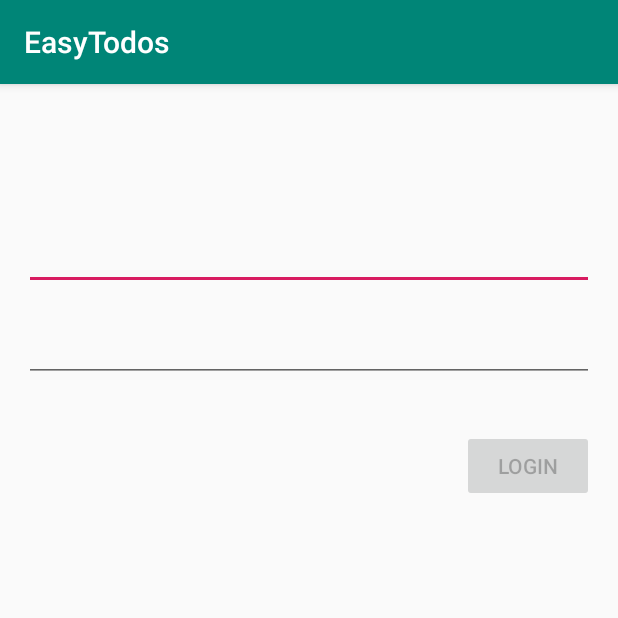
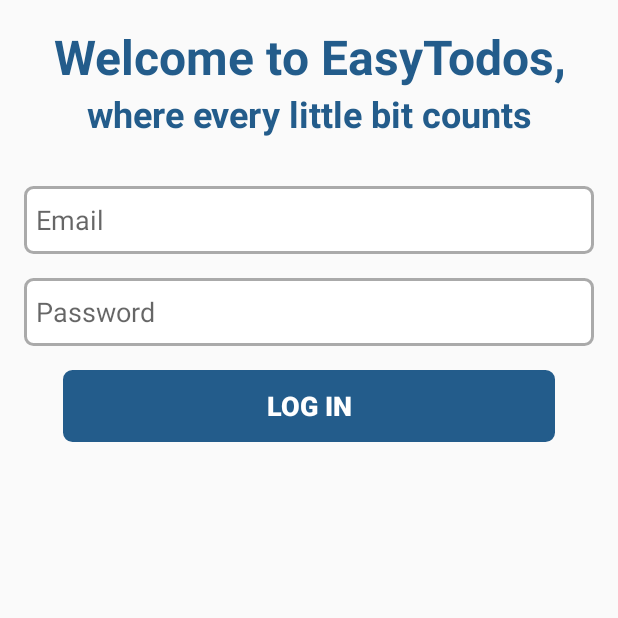
Before and after one commit to Jorgee97/EasyTodos, an Android app: the LoginActivity screen opened directly, with no data from a screen before it, on a phone screen of 412 x 824 dp, the top half of it. Run offline under Robolectric (Android 15) with nearby library versions, the phone set to English and light mode, and no system bars; our stand-ins replace Firebase (no records; nobody signed in at launch, a user with empty details on screens opened directly).

Commit message:
Added improved UI on the login and todo_item, also added logout option

```diff
--- a/app/build.gradle
+++ b/app/build.gradle
@@ -75,4 +75,5 @@ dependencies {
 
     apply plugin: 'com.google.gms.google-services'
     implementation 'androidx.recyclerview:recyclerview:1.0.0'
+    implementation 'androidx.cardview:cardview:1.0.0'
 }
--- a/app/src/main/java/com/coreteam/easytodos/repository/TodoRepository.kt
+++ b/app/src/main/java/com/coreteam/easytodos/repository/TodoRepository.kt
@@ -29,7 +29,7 @@ class TodoRepository(private val todoDao: TodoDao, private val firebaseDatabase:
                 Log.wtf("ErrorOnFirebaseFetch", p0.message)
             }
         }
-        todosReference.addListenerForSingleValueEvent(listener)
+        todosReference.addValueEventListener(listener)
         return todoDao.getTodos(userId)
     }
 
@@ -51,7 +51,6 @@ class TodoRepository(private val todoDao: TodoDao, private val firebaseDatabase:
         return todoDao.updateTodoComplete(completed, todoId)
     }
 
-    // Todo: Update description is missing
     fun updateDescription(description: String, todoId: String, userId: String) {
         firebaseDatabase.getReference("users").child(userId).child("todos").child(todoId).child("description").setValue(description)
         return todoDao.updateTodoDescription(description, todoId)
--- a/app/src/main/java/com/coreteam/easytodos/util/SwipeToDeleteHelper.kt
+++ b/app/src/main/java/com/coreteam/easytodos/util/SwipeToDeleteHelper.kt
@@ -20,7 +20,7 @@ open class SwipeToDeleteHelper(private val context: Context)
     var initiated : Boolean = false
 
     init {
-        xMark.setColorFilter(Color.WHITE, PorterDuff.Mode.SRC_ATOP)
+        xMark.setColorFilter(Color.WHITE, PorterDuff.Mode.SRC)
         xMarkMargin = context.resources.getDimension(R.dimen.fab_margin).toInt()
         initiated = true
     }
--- a/app/src/main/java/com/coreteam/easytodos/view/UpdateTodoActivity.kt
+++ b/app/src/main/java/com/coreteam/easytodos/view/UpdateTodoActivity.kt
@@ -16,6 +16,10 @@ class UpdateTodoActivity : AppCompatActivity() {
         super.onCreate(savedInstanceState)
         setContentView(R.layout.activity_update_todo)
 
+        supportActionBar!!.setDisplayHomeAsUpEnabled(true)
+        supportActionBar!!.setDisplayShowHomeEnabled(true)
+
+
         val todoId = intent.extras.get("TODO_ID").toString()
         val actualDescription = intent.extras.get("ACTUAL_DESCRIPTION").toString()
 
--- a/app/src/main/java/com/coreteam/easytodos/view/add/AddTodoActivity.kt
+++ b/app/src/main/java/com/coreteam/easytodos/view/add/AddTodoActivity.kt
@@ -17,6 +17,9 @@ class AddTodoActivity : AppCompatActivity() {
         super.onCreate(savedInstanceState)
         setContentView(R.layout.activity_add_todo)
 
+        supportActionBar!!.setDisplayHomeAsUpEnabled(true)
+        supportActionBar!!.setDisplayShowHomeEnabled(true)
+
         todoViewModel = ViewModelProviders.of(this).get(TodosViewModel::class.java)
 
         btnAddTodo.setOnClickListener {
--- a/app/src/main/java/com/coreteam/easytodos/view/login/LoginActivity.kt
+++ b/app/src/main/java/com/coreteam/easytodos/view/login/LoginActivity.kt
@@ -20,6 +20,8 @@ class LoginActivity : AppCompatActivity() {
     override fun onCreate(savedInstanceState: Bundle?) {
         super.onCreate(savedInstanceState)
         setContentView(R.layout.activity_login)
+
+        supportActionBar!!.hide()
 
         loginViewModel = ViewModelProviders.of(this).get(LoginViewModel::class.java)
 
--- a/app/src/main/java/com/coreteam/easytodos/view/splash/SplashActivity.kt
+++ b/app/src/main/java/com/coreteam/easytodos/view/splash/SplashActivity.kt
@@ -13,11 +13,13 @@ import com.coreteam.easytodos.viewmodel.SplashViewModel
 
 class SplashActivity : AppCompatActivity() {
 
-    lateinit var splashViewModel: SplashViewModel
+    private lateinit var splashViewModel: SplashViewModel
 
     override fun onCreate(savedInstanceState: Bundle?) {
         super.onCreate(savedInstanceState)
         setContentView(R.layout.activity_splash)
+
+        supportActionBar!!.hide()
 
         splashViewModel = ViewModelProviders.of(this).get(SplashViewModel::class.java)
 
--- a/app/src/main/java/com/coreteam/easytodos/viewmodel/TodosViewModel.kt
+++ b/app/src/main/java/com/coreteam/easytodos/viewmodel/TodosViewModel.kt
@@ -37,6 +37,9 @@ class TodosViewModel : ViewModel() {
     val isInserted: LiveData<Boolean>
         get() = _isInserted
 
+    fun logout() {
+        auth.signOut()
+    }
 
     // TODO: Fix unattended check results from rxjava subscriptions
     @SuppressLint("CheckResult")
--- /dev/null
+++ b/app/src/main/res/drawable/rounder_border_rectangle.xml
@@ -0,0 +1,11 @@
+<?xml version="1.0" encoding="utf-8"?>
+<selector xmlns:android="http://schemas.android.com/apk/res/android">
+    <item>
+        <shape android:shape="rectangle">
+            <solid android:color="@android:color/white"/>
+            <corners android:radius="5dp"/>
+            <stroke android:color="@android:color/darker_gray"
+                    android:width="2dp"/>
+        </shape>
+    </item>
+</selector>
--- a/app/src/main/res/layout/activity_login.xml
+++ b/app/src/main/res/layout/activity_login.xml
@@ -9,30 +9,42 @@
 
     <EditText
             android:layout_width="0dp"
-            android:layout_height="wrap_content"
+            android:layout_height="45dp"
             android:inputType="textEmailAddress"
             android:ems="10"
+            android:padding="8dp"
+            android:hint="@string/prompt_email"
+            android:background="@drawable/rounder_border_rectangle"
             android:id="@+id/email" app:layout_constraintEnd_toEndOf="parent"
             android:layout_marginEnd="16dp" app:layout_constraintStart_toStartOf="parent"
-            android:layout_marginStart="16dp" android:layout_marginTop="92dp"
-            app:layout_constraintTop_toTopOf="parent" app:layout_constraintHorizontal_bias="0.0"/>
+            android:layout_marginStart="16dp"
+            app:layout_constraintHorizontal_bias="0.0"
+            android:textSize="18sp"
+            android:layout_marginTop="32dp" app:layout_constraintTop_toBottomOf="@+id/textView3"/>
     <EditText
             android:layout_width="0dp"
-            android:layout_height="wrap_content"
+            android:layout_height="45dp"
             android:inputType="textPassword"
             android:ems="10"
+            android:padding="8dp"
+            android:hint="@string/prompt_password"
+            android:background="@drawable/rounder_border_rectangle"
             android:id="@+id/password" android:layout_marginTop="16dp"
             app:layout_constraintTop_toBottomOf="@+id/email" android:layout_marginStart="16dp"
             app:layout_constraintStart_toStartOf="parent" android:layout_marginEnd="16dp"
             app:layout_constraintEnd_toEndOf="parent"/>
     <Button
-            android:text="Login"
-            android:layout_width="wrap_content"
-            android:layout_height="wrap_content" android:id="@+id/btnLogin"
-            app:layout_constraintEnd_toEndOf="@+id/password"
-            android:layout_marginTop="32dp"
-            app:layout_constraintTop_toBottomOf="@+id/password"
-    />
+            android:text="@string/action_sign_in_short"
+            android:layout_width="0dp"
+            android:layout_height="wrap_content"
+            android:id="@+id/btnLogin"
+            android:backgroundTint="@color/colorPrimary"
+            android:textColor="@android:color/white"
+            android:background="@drawable/rounder_border_rectangle"
+            android:layout_marginTop="16dp"
+            app:layout_constraintTop_toBottomOf="@+id/password" android:layout_marginStart="42dp"
+            app:layout_constraintStart_toStartOf="parent" android:layout_marginEnd="42dp"
+            app:layout_constraintEnd_toEndOf="parent" android:textStyle="bold" android:textSize="18sp"/>
     <ProgressBar
             style="?android:attr/progressBarStyle"
             android:layout_width="wrap_content"
@@ -44,4 +56,22 @@
             app:layout_constraintBottom_toBottomOf="parent"
             app:layout_constraintTop_toTopOf="parent" android:layout_marginTop="8dp"
             app:layout_constraintVertical_bias="0.38"/>
+    <TextView
+            android:text="@string/welcome_login"
+            android:layout_width="wrap_content"
+            android:layout_height="wrap_content"
+            android:id="@+id/textView2"
+            android:textColor="@color/colorPrimary"
+            app:layout_constraintTop_toTopOf="parent" app:layout_constraintStart_toStartOf="parent"
+            android:layout_marginStart="16dp" app:layout_constraintEnd_toEndOf="parent" android:layout_marginEnd="16dp"
+            android:textSize="32sp" android:layout_marginTop="16dp" android:textAlignment="center"
+            android:textStyle="bold"/>
+    <TextView
+            android:text="@string/welcome_quote"
+            android:layout_width="wrap_content"
+            android:layout_height="wrap_content"
+            android:id="@+id/textView3"
+            app:layout_constraintTop_toBottomOf="@+id/textView2" app:layout_constraintStart_toStartOf="@+id/textView2"
+            app:layout_constraintEnd_toEndOf="@+id/textView2" android:textStyle="bold"
+            android:textColor="@color/colorPrimary" android:textSize="24sp" android:textAlignment="center"/>
 </androidx.constraintlayout.widget.ConstraintLayout>
--- a/app/src/main/res/values/colors.xml
+++ b/app/src/main/res/values/colors.xml
@@ -1,6 +1,6 @@
 <?xml version="1.0" encoding="utf-8"?>
 <resources>
-    <color name="colorPrimary">#008577</color>
-    <color name="colorPrimaryDark">#00574B</color>
-    <color name="colorAccent">#D81B60</color>
+    <color name="colorPrimary">#235C8B</color>
+    <color name="colorPrimaryDark">#1A80DB</color>
+    <color name="colorAccent">#FF1A80DB</color>
 </resources>
--- a/app/src/main/res/values/strings.xml
+++ b/app/src/main/res/values/strings.xml
@@ -4,10 +4,12 @@
     <string name="prompt_email">Email</string>
     <string name="prompt_password">Password</string>
     <string name="action_sign_in">Sign in or register</string>
-    <string name="action_sign_in_short">Sign in</string>
+    <string name="action_sign_in_short">Log in</string>
     <string name="welcome">"Welcome !"</string>
     <string name="invalid_username">Not a valid username</string>
-    <string name="invalid_password">Password must be >5 characters</string>
+    <string name="invalid_password">Password must be >8 characters</string>
     <string name="login_failed">"Login failed"</string>
     <string name="title_activity_add_todo">AddTodoActivity</string>
+    <string name="welcome_login">Welcome to EasyTodos,</string>
+    <string name="welcome_quote">where every little bit counts</string>
 </resources>
```
Also changed, not shown: app/src/main/java/com/coreteam/easytodos/view/main/MainActivity.kt (+24 -0 lines), app/src/main/res/layout/activity_main.xml (+6 -4 lines), app/src/main/res/layout/todo_item.xml (+19 -8 lines), app/src/main/res/menu/menu_main.xml (added, +8 -0 lines).
